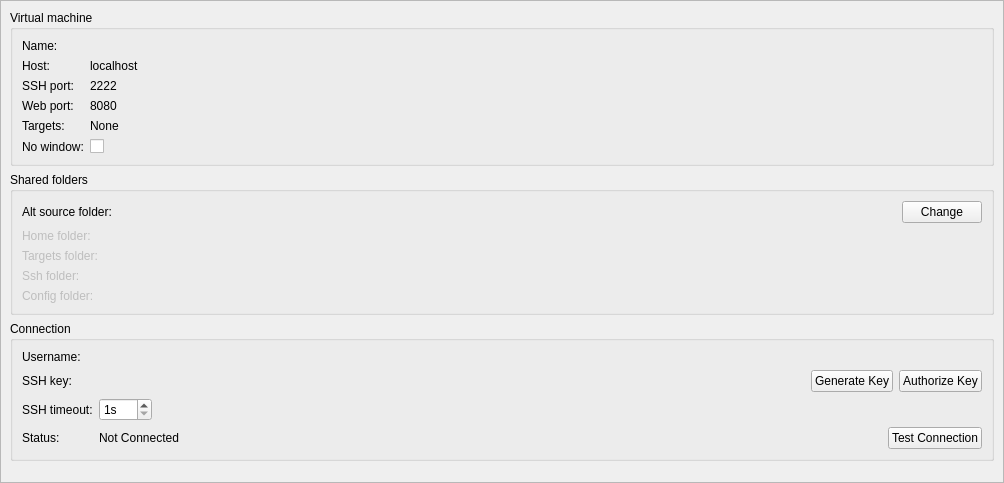
Old version of the form src/plugins/mer/mersdkdetailswidget.ui in the repository sailfishos/sailfish-qtcreator.
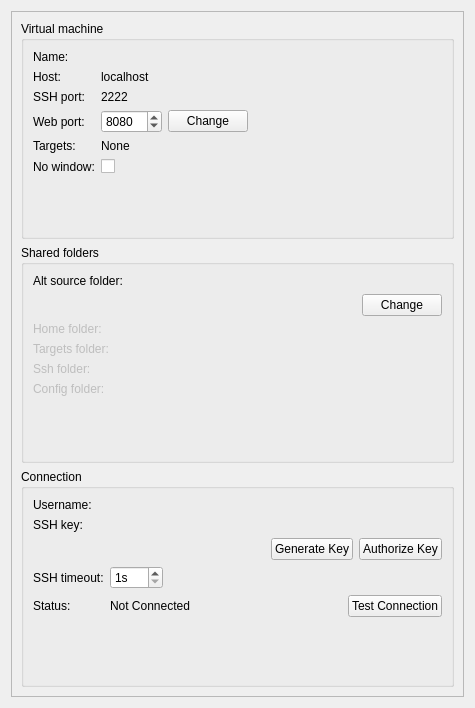
New version of the form. Custom widgets are drawn as their Qt base class.

Commit message: Mer: Make web UI port editable in SDK details widget (Fixes JB#30222)

The edit to the form file:
```diff
--- a/src/plugins/mer/mersdkdetailswidget.ui
+++ b/src/plugins/mer/mersdkdetailswidget.ui
@@ -6,26 +6,14 @@
    <rect>
     <x>0</x>
     <y>0</y>
-    <width>1004</width>
-    <height>483</height>
+    <width>475</width>
+    <height>708</height>
    </rect>
   </property>
   <property name="windowTitle">
    <string>Dialog</string>
   </property>
   <layout class="QVBoxLayout" name="verticalLayout">
-   <property name="leftMargin">
-    <number>0</number>
-   </property>
-   <property name="topMargin">
-    <number>0</number>
-   </property>
-   <property name="rightMargin">
-    <number>0</number>
-   </property>
-   <property name="bottomMargin">
-    <number>0</number>
-   </property>
    <item>
     <widget class="QScrollArea" name="scrollArea">
      <property name="sizePolicy">
@@ -42,8 +30,8 @@
        <rect>
         <x>0</x>
         <y>0</y>
-        <width>988</width>
-        <height>487</height>
+        <width>449</width>
+        <height>682</height>
        </rect>
       </property>
       <layout class="QVBoxLayout" name="verticalLayout_2">
@@ -68,6 +56,12 @@
           </item>
           <item row="0" column="1">
            <widget class="QLabel" name="nameLabelText">
+            <property name="sizePolicy">
+             <sizepolicy hsizetype="MinimumExpanding" vsizetype="Preferred">
+              <horstretch>0</horstretch>
+              <verstretch>0</verstretch>
+             </sizepolicy>
+            </property>
             <property name="text">
              <string/>
             </property>
@@ -85,6 +79,12 @@
           </item>
           <item row="1" column="1">
            <widget class="QLabel" name="hostLabelText">
+            <property name="sizePolicy">
+             <sizepolicy hsizetype="MinimumExpanding" vsizetype="Preferred">
+              <horstretch>0</horstretch>
+              <verstretch>0</verstretch>
+             </sizepolicy>
+            </property>
             <property name="text">
              <string>localhost</string>
             </property>
@@ -102,6 +102,12 @@
           </item>
           <item row="2" column="1">
            <widget class="QLabel" name="sshPortLabelText">
+            <property name="sizePolicy">
+             <sizepolicy hsizetype="MinimumExpanding" vsizetype="Preferred">
+              <horstretch>0</horstretch>
+              <verstretch>0</verstretch>
+             </sizepolicy>
+            </property>
             <property name="text">
              <string>2222</string>
             </property>
@@ -110,32 +116,65 @@
             </property>
            </widget>
           </item>
-          <item row="4" column="0">
+          <item row="3" column="0">
            <widget class="QLabel" name="wwwPorLabel">
             <property name="text">
              <string>Web port:</string>
             </property>
            </widget>
           </item>
-          <item row="4" column="1">
-           <widget class="QLabel" name="wwwPortLabelText">
-            <property name="text">
-             <string>8080</string>
-            </property>
-            <property name="textInteractionFlags">
-             <set>Qt::LinksAccessibleByMouse|Qt::TextSelectableByKeyboard|Qt::TextSelectableByMouse</set>
-            </property>
-           </widget>
+          <item row="3" column="1">
+           <layout class="QHBoxLayout" name="horizontalLayout">
+            <item>
+             <widget class="QSpinBox" name="wwwPortSpinBox">
+              <property name="minimum">
+               <number>1024</number>
+              </property>
+              <property name="maximum">
+               <number>65535</number>
+              </property>
+              <property name="value">
+               <number>8080</number>
+              </property>
+             </widget>
+            </item>
+            <item>
+             <widget class="QPushButton" name="wwwPortApplyButton">
+              <property name="text">
+               <string>Change</string>
+              </property>
+             </widget>
+            </item>
+            <item>
+             <spacer name="horizontalSpacer">
+              <property name="orientation">
+               <enum>Qt::Horizontal</enum>
+              </property>
+              <property name="sizeHint" stdset="0">
+               <size>
+                <width>40</width>
+                <height>20</height>
+               </size>
+              </property>
+             </spacer>
+            </item>
+           </layout>
           </item>
-          <item row="5" column="0">
+          <item row="4" column="0">
            <widget class="QLabel" name="targetsLabel">
             <property name="text">
              <string>Targets:</string>
             </property>
            </widget>
           </item>
-          <item row="5" column="1">
+          <item row="4" column="1">
            <widget class="QLabel" name="targetsListLabel">
+            <property name="sizePolicy">
+             <sizepolicy hsizetype="MinimumExpanding" vsizetype="Preferred">
+              <horstretch>0</horstretch>
+              <verstretch>0</verstretch>
+             </sizepolicy>
+            </property>
             <property name="text">
              <string>None</string>
             </property>
@@ -144,14 +183,14 @@
             </property>
            </widget>
           </item>
-          <item row="6" column="0">
-           <widget class="QLabel" name="label">
+          <item row="5" column="0">
+           <widget class="QLabel" name="headlessLabel">
             <property name="text">
              <string>No window:</string>
             </property>
            </widget>
           </item>
-          <item row="6" column="1">
+          <item row="5" column="1">
            <widget class="QCheckBox" name="headlessCheckBox">
             <property name="toolTip">
              <string>&lt;html&gt;&lt;head/&gt;&lt;body&gt;&lt;p&gt;If enabled the virtual machine will be run in a windowless mode (default).&lt;/p&gt;&lt;p&gt;Changing this setting requires restarting the virtual machine.&lt;/p&gt;&lt;p&gt;&lt;br/&gt;&lt;/p&gt;&lt;/body&gt;&lt;/html&gt;</string>
@@ -169,7 +208,13 @@
          <property name="title">
           <string>Shared folders</string>
          </property>
-         <layout class="QFormLayout" name="formLayout_2">
+         <layout class="QFormLayout" name="sharedFoldersLayout">
+          <property name="fieldGrowthPolicy">
+           <enum>QFormLayout::ExpandingFieldsGrow</enum>
+          </property>
+          <property name="formAlignment">
+           <set>Qt::AlignLeading|Qt::AlignLeft|Qt::AlignTop</set>
+          </property>
           <item row="0" column="0">
            <widget class="QLabel" name="srcFolderLabel">
             <property name="text">
@@ -178,19 +223,32 @@
            </widget>
           </item>
           <item row="0" column="1">
-           <layout class="QHBoxLayout" name="horizontalLayout_3">
+           <widget class="Utils::PathChooser" name="srcFolderPathChooser" native="true">
+            <property name="sizePolicy">
+             <sizepolicy hsizetype="Expanding" vsizetype="Preferred">
+              <horstretch>0</horstretch>
+              <verstretch>0</verstretch>
+             </sizepolicy>
+            </property>
+            <property name="toolTip">
+             <string>&lt;html&gt;&lt;head/&gt;&lt;body&gt;&lt;p&gt;&lt;span style=&quot; font-weight:600;&quot;&gt;The alternative source folder path.&lt;/span&gt;&lt;/p&gt;&lt;p&gt;Your projects can be located under your home folder or under this folder.&lt;/p&gt;&lt;/body&gt;&lt;/html&gt;</string>
+            </property>
+           </widget>
+          </item>
+          <item row="1" column="1">
+           <layout class="QHBoxLayout" name="srcFolderPushButtonLayout">
             <item>
-             <widget class="Utils::PathChooser" name="srcFolderPathChooser" native="true">
-              <property name="sizePolicy">
-               <sizepolicy hsizetype="Expanding" vsizetype="Preferred">
-                <horstretch>0</horstretch>
-                <verstretch>0</verstretch>
-               </sizepolicy>
+             <spacer name="horizontalSpacer_2">
+              <property name="orientation">
+               <enum>Qt::Horizontal</enum>
               </property>
-              <property name="toolTip">
-               <string>&lt;html&gt;&lt;head/&gt;&lt;body&gt;&lt;p&gt;&lt;span style=&quot; font-weight:600;&quot;&gt;The alternative source folder path.&lt;/span&gt;&lt;/p&gt;&lt;p&gt;Your projects can be located under your home folder or under this folder.&lt;/p&gt;&lt;/body&gt;&lt;/html&gt;</string>
+              <property name="sizeHint" stdset="0">
+               <size>
+                <width>40</width>
+                <height>20</height>
+               </size>
               </property>
-             </widget>
+             </spacer>
             </item>
             <item>
              <widget class="QPushButton" name="srcFolderApplyButton">
@@ -204,7 +262,7 @@
             </item>
            </layout>
           </item>
-          <item row="1" column="0">
+          <item row="2" column="0">
            <widget class="QLabel" name="homeFolderLabel">
             <property name="enabled">
              <bool>false</bool>
@@ -214,11 +272,17 @@
             </property>
            </widget>
           </item>
-          <item row="1" column="1">
+          <item row="2" column="1">
            <widget class="QLabel" name="homeFolderPathLabel">
             <property name="enabled">
              <bool>false</bool>
             </property>
+            <property name="sizePolicy">
+             <sizepolicy hsizetype="MinimumExpanding" vsizetype="Preferred">
+              <horstretch>0</horstretch>
+              <verstretch>0</verstretch>
+             </sizepolicy>
+            </property>
             <property name="text">
              <string/>
             </property>
@@ -230,7 +294,7 @@
             </property>
            </widget>
           </item>
-          <item row="2" column="0">
+          <item row="3" column="0">
            <widget class="QLabel" name="targetFolderLabel">
             <property name="enabled">
              <bool>false</bool>
@@ -240,11 +304,17 @@
             </property>
            </widget>
           </item>
-          <item row="2" column="1">
+          <item row="3" column="1">
            <widget class="QLabel" name="targetFolderPathLabel">
             <property name="enabled">
              <bool>false</bool>
             </property>
+            <property name="sizePolicy">
+             <sizepolicy hsizetype="MinimumExpanding" vsizetype="Preferred">
+              <horstretch>0</horstretch>
+              <verstretch>0</verstretch>
+             </sizepolicy>
+            </property>
             <property name="text">
              <string/>
             </property>
@@ -256,7 +326,7 @@
             </property>
            </widget>
           </item>
-          <item row="3" column="0">
+          <item row="4" column="0">
            <widget class="QLabel" name="sshFolderLabel">
             <property name="enabled">
              <bool>false</bool>
@@ -266,11 +336,17 @@
             </property>
            </widget>
           </item>
-          <item row="3" column="1">
+          <item row="4" column="1">
            <widget class="QLabel" name="sshFolderPathLabel">
             <property name="enabled">
              <bool>false</bool>
             </property>
+            <property name="sizePolicy">
+             <sizepolicy hsizetype="MinimumExpanding" vsizetype="Preferred">
+              <horstretch>0</horstretch>
+              <verstretch>0</verstretch>
+             </sizepolicy>
+            </property>
             <property name="text">
              <string/>
             </property>
@@ -282,7 +358,7 @@
             </property>
            </widget>
           </item>
-          <item row="4" column="0">
+          <item row="5" column="0">
            <widget class="QLabel" name="configFolderLabel">
             <property name="enabled">
              <bool>false</bool>
@@ -292,11 +368,17 @@
             </property>
            </widget>
           </item>
-          <item row="4" column="1">
+          <item row="5" column="1">
            <widget class="QLabel" name="configFolderPathLabel">
             <property name="enabled">
              <bool>false</bool>
             </property>
+            <property name="sizePolicy">
+             <sizepolicy hsizetype="MinimumExpanding" vsizetype="Preferred">
+              <horstretch>0</horstretch>
+              <verstretch>0</verstretch>
+             </sizepolicy>
+            </property>
             <property name="text">
              <string/>
             </property>
@@ -318,7 +400,10 @@
          </property>
          <layout class="QFormLayout" name="formLayout_3">
           <property name="fieldGrowthPolicy">
-           <enum>QFormLayout::AllNonFixedFieldsGrow</enum>
+           <enum>QFormLayout::ExpandingFieldsGrow</enum>
+          </property>
+          <property name="formAlignment">
+           <set>Qt::AlignLeading|Qt::AlignLeft|Qt::AlignTop</set>
           </property>
           <item row="0" column="0">
            <widget class="QLabel" name="userNameLabel">
@@ -329,6 +414,12 @@
           </item>
           <item row="0" column="1">
            <widget class="QLabel" name="userNameLabelText">
+            <property name="sizePolicy">
+             <sizepolicy hsizetype="MinimumExpanding" vsizetype="Preferred">
+              <horstretch>0</horstretch>
+              <verstretch>0</verstretch>
+             </sizepolicy>
+            </property>
             <property name="text">
              <string/>
             </property>
@@ -345,16 +436,29 @@
            </widget>
           </item>
           <item row="1" column="1">
-           <layout class="QHBoxLayout" name="horizontalLayout">
+           <widget class="Utils::PathChooser" name="privateKeyPathChooser" native="true">
+            <property name="sizePolicy">
+             <sizepolicy hsizetype="Expanding" vsizetype="Preferred">
+              <horstretch>0</horstretch>
+              <verstretch>0</verstretch>
+             </sizepolicy>
+            </property>
+           </widget>
+          </item>
+          <item row="2" column="1">
+           <layout class="QHBoxLayout" name="sshKeyPushButtonLayout">
             <item>
-             <widget class="Utils::PathChooser" name="privateKeyPathChooser" native="true">
-              <property name="sizePolicy">
-               <sizepolicy hsizetype="Expanding" vsizetype="Preferred">
-                <horstretch>0</horstretch>
-                <verstretch>0</verstretch>
-               </sizepolicy>
+             <spacer name="horizontalSpacer_3">
+              <property name="orientation">
+               <enum>Qt::Horizontal</enum>
               </property>
-             </widget>
+              <property name="sizeHint" stdset="0">
+               <size>
+                <width>40</width>
+                <height>20</height>
+               </size>
+              </property>
+             </spacer>
             </item>
             <item>
              <widget class="QPushButton" name="generateSshKeyPushButton">
@@ -373,44 +477,13 @@
            </layout>
           </item>
           <item row="3" column="0">
-           <widget class="QLabel" name="statusLabel">
-            <property name="text">
-             <string>Status:</string>
-            </property>
-           </widget>
-          </item>
-          <item row="3" column="1">
-           <layout class="QHBoxLayout" name="horizontalLayout_2">
-            <item>
-             <widget class="QLabel" name="statusLabelText">
-              <property name="sizePolicy">
-               <sizepolicy hsizetype="MinimumExpanding" vsizetype="Preferred">
-                <horstretch>0</horstretch>
-                <verstretch>0</verstretch>
-               </sizepolicy>
-              </property>
-              <property name="text">
-               <string>Not Connected</string>
-              </property>
-             </widget>
-            </item>
-            <item>
-             <widget class="QPushButton" name="testConnectionPushButton">
-              <property name="text">
-               <string>Test Connection</string>
-              </property>
-             </widget>
-            </item>
-           </layout>
-          </item>
-          <item row="2" column="0">
-           <widget class="QLabel" name="label_2">
+           <widget class="QLabel" name="sshTimeoutLabel">
             <property name="text">
              <string>SSH timeout:</string>
             </property>
            </widget>
           </item>
-          <item row="2" column="1">
+          <item row="3" column="1">
            <widget class="QSpinBox" name="sshTimeoutSpinBox">
             <property name="sizePolicy">
              <sizepolicy hsizetype="Fixed" vsizetype="Fixed">
@@ -429,22 +502,40 @@
             </property>
            </widget>
           </item>
+          <item row="4" column="0">
+           <widget class="QLabel" name="statusLabel">
+            <property name="text">
+             <string>Status:</string>
+            </property>
+           </widget>
+          </item>
+          <item row="4" column="1">
+           <layout class="QHBoxLayout" name="statusLayout">
+            <item>
+             <widget class="QLabel" name="statusLabelText">
+              <property name="sizePolicy">
+               <sizepolicy hsizetype="MinimumExpanding" vsizetype="Preferred">
+                <horstretch>0</horstretch>
+                <verstretch>0</verstretch>
+               </sizepolicy>
+              </property>
+              <property name="text">
+               <string>Not Connected</string>
+              </property>
+             </widget>
+            </item>
+            <item>
+             <widget class="QPushButton" name="testConnectionPushButton">
+              <property name="text">
+               <string>Test Connection</string>
+              </property>
+             </widget>
+            </item>
+           </layout>
+          </item>
          </layout>
         </widget>
        </item>
-       <item>
-        <spacer name="verticalSpacer">
-         <property name="orientation">
-          <enum>Qt::Vertical</enum>
-         </property>
-         <property name="sizeHint" stdset="0">
-          <size>
-           <width>20</width>
-           <height>40</height>
-          </size>
-         </property>
-        </spacer>
-       </item>
       </layout>
      </widget>
     </widget>
```
Left out of the diff: 12 changed lines with no effect on the pictures. The commit also changes 6 other files.
